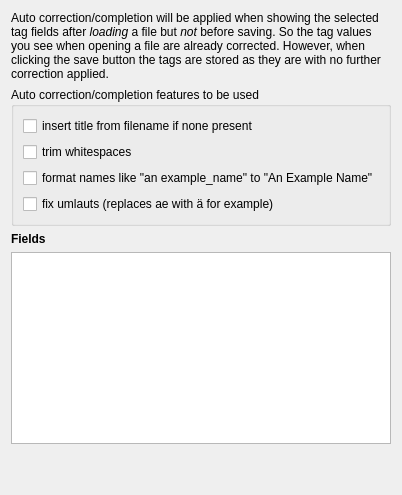
First picture: the form in gui/editorautocorrectionoptionpage.ui, repository Martchus/tageditor, before the edit.
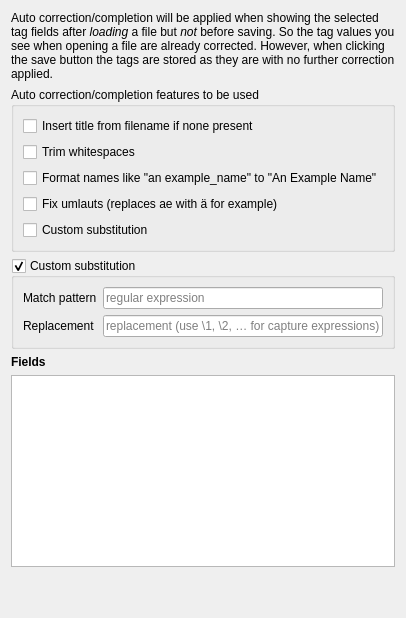
Second picture: the form after the edit.

Commit message: Add custom substitution to auto correction features

Diff of the .ui file:
```diff
--- a/gui/editorautocorrectionoptionpage.ui
+++ b/gui/editorautocorrectionoptionpage.ui
@@ -28,28 +28,75 @@
       <item>
        <widget class="QCheckBox" name="insertTitleFromFilenameCheckBox">
         <property name="text">
-         <string>insert title from filename if none present</string>
+         <string>Insert title from filename if none present</string>
         </property>
        </widget>
       </item>
       <item>
        <widget class="QCheckBox" name="trimWhitespacesCheckBox">
         <property name="text">
-         <string>trim whitespaces</string>
+         <string>Trim whitespaces</string>
         </property>
        </widget>
       </item>
       <item>
        <widget class="QCheckBox" name="formatNamesCheckBox">
         <property name="text">
-         <string>format names like &quot;an example_name&quot; to &quot;An Example Name&quot;</string>
+         <string>Format names like &quot;an example_name&quot; to &quot;An Example Name&quot;</string>
         </property>
        </widget>
       </item>
       <item>
        <widget class="QCheckBox" name="fixUmlautsCheckBox">
         <property name="text">
-         <string>fix umlauts (replaces ae with ä for example)</string>
+         <string>Fix umlauts (replaces ae with ä for example)</string>
+        </property>
+       </widget>
+      </item>
+      <item>
+       <widget class="QCheckBox" name="customSubstitutionCheckBox">
+        <property name="text">
+         <string>Custom substitution</string>
+        </property>
+       </widget>
+      </item>
+     </layout>
+    </widget>
+   </item>
+   <item>
+    <widget class="QGroupBox" name="customSubstitutionGroupBox">
+     <property name="title">
+      <string>Custom substitution</string>
+     </property>
+     <property name="checkable">
+      <bool>true</bool>
+     </property>
+     <layout class="QFormLayout" name="formLayout">
+      <item row="0" column="0">
+       <widget class="QLabel" name="matchLabel">
+        <property name="text">
+         <string>Match pattern</string>
+        </property>
+       </widget>
+      </item>
+      <item row="1" column="0">
+       <widget class="QLabel" name="replacementLabel">
+        <property name="text">
+         <string>Replacement</string>
+        </property>
+       </widget>
+      </item>
+      <item row="0" column="1">
+       <widget class="QLineEdit" name="regularExpressionLineEdit">
+        <property name="placeholderText">
+         <string>regular expression</string>
+        </property>
+       </widget>
+      </item>
+      <item row="1" column="1">
+       <widget class="QLineEdit" name="replacementLineEdit">
+        <property name="placeholderText">
+         <string>replacement (use \1, \2, … for capture expressions)</string>
         </property>
        </widget>
       </item>
```
The commit also changes 4 other files.
